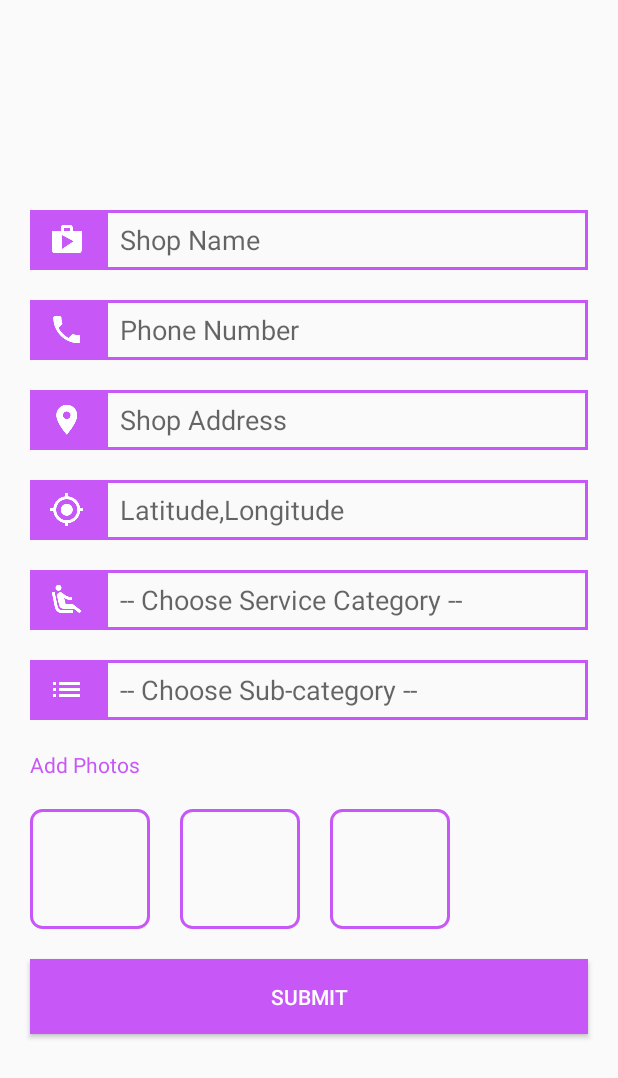
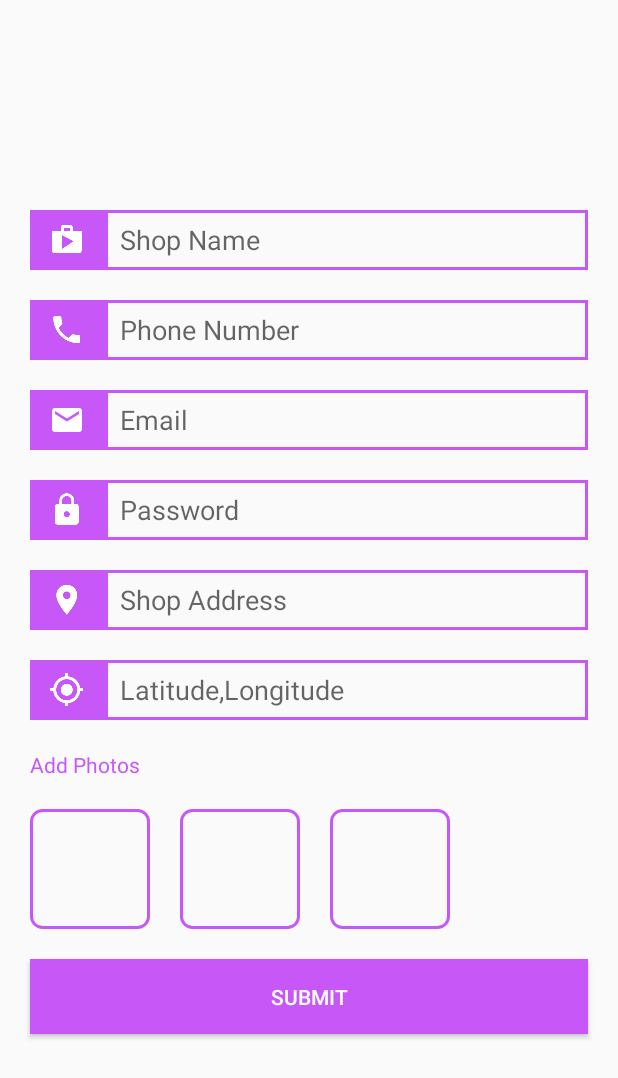
Before and after one commit to applicationsARworks2017/beautician, an Android app: the layout fragment_spsignup.xml on its own in the app's theme, with its tools: preview values and no code run, on a phone screen of 412 x 824 dp. Shown: the top 1078 px of the screen. Run offline under Robolectric (Android 15) with nearby library versions, the phone set to English and light mode, and no system bars.

Commit message:
latest code updated

```diff
--- a/app/src/main/java/androidapp/com/sapplication/Activity/Categories.java
+++ b/app/src/main/java/androidapp/com/sapplication/Activity/Categories.java
@@ -118,11 +118,11 @@ public class Categories extends AppCompatActivity {
                         }
                     }
                     if (sb.length() <= 0) {
-                        SPSignup.et_category.setText("");
+                        //SPSignup.et_category.setText("");
                         Categories.this.finish();
                     } else {
-                        SPSignup.et_category.setText(sb.toString().trim().substring(0, sb.length() - 1));
-                        SPSignup.selected_category_id=sb_id.toString().trim().substring(0,sb_id.length()-1);
+                        //SPSignup.et_category.setText(sb.toString().trim().substring(0, sb.length() - 1));
+                        //SPSignup.selected_category_id=sb_id.toString().trim().substring(0,sb_id.length()-1);
                         Categories.this.finish();
                     }
 
--- a/app/src/main/java/androidapp/com/sapplication/Utils/Constants.java
+++ b/app/src/main/java/androidapp/com/sapplication/Utils/Constants.java
@@ -21,6 +21,10 @@ import androidapp.com.sapplication.SplashScreen;
 public class Constants {
     public static String ONLINEURL="http://applicationworld.net/beautician/";
     public static String CATEGORYLIST="categories/index.json";
+    public static String USER_REGISTRATION="users/add.json";
+    public static String SHOP_REGISTRATION="shops/add.json";
+    public static String LOGIN_USER="users/loginCheck.json";
+    public static String LOGIN_SHOP="shops/loginCheck.json";
 
     public static void noInternetDialouge(Context _context,String Message){
         AlertDialog.Builder builder = new AlertDialog.Builder(_context);
--- a/app/src/main/res/layout/fragment_spsignup.xml
+++ b/app/src/main/res/layout/fragment_spsignup.xml
@@ -5,7 +5,7 @@
     tools:context="androidapp.com.sapplication.Tabs.SPSignup">
     <RelativeLayout
         android:layout_width="match_parent"
-        android:id="@+id/category_rel"
+        android:id="@+id/sp_signup"
         android:layout_height="match_parent">
 
         <ProgressBar
@@ -49,6 +49,7 @@
                     android:maxLength="40"
                     android:singleLine="true"
                     android:hint="Shop Name"
+                    android:id="@+id/et_shop_name"
                     android:paddingLeft="10dp"
                     android:background="@drawable/customedittext"/>
             </LinearLayout>
@@ -78,6 +79,68 @@
                     android:singleLine="true"
                     android:hint="Phone Number"
                     android:paddingLeft="10dp"
+                    android:id="@+id/et_sp_phone"
+                    android:background="@drawable/customedittext"/>
+            </LinearLayout>
+            <LinearLayout
+                android:layout_width="match_parent"
+                android:layout_height="40dp"
+                android:layout_marginTop="20dp"
+                android:layout_marginLeft="20dp"
+                android:layout_marginRight="20dp"
+                android:orientation="horizontal">
+                <LinearLayout
+                    android:layout_width="50dp"
+                    android:layout_height="match_parent"
+                    android:gravity="center"
+                    android:background="@color/colorPrimary">
+                    <ImageView
+                        android:layout_width="wrap_content"
+                        android:layout_height="wrap_content"
+                        android:background="@mipmap/ic_email_black_24dp"
+                        android:backgroundTint="@color/white"
+                        />
+                </LinearLayout>
+
+                <EditText
+                    android:layout_width="match_parent"
+                    android:layout_height="match_parent"
+                    android:maxLength="40"
+                    android:singleLine="true"
+                    android:hint="Email"
+                    android:paddingLeft="10dp"
+                    android:id="@+id/et_sp_email"
+                    android:background="@drawable/customedittext"/>
+            </LinearLayout>
+            <LinearLayout
+                android:layout_width="match_parent"
+                android:layout_height="40dp"
+                android:layout_marginTop="20dp"
+                android:layout_marginLeft="20dp"
+                android:layout_marginRight="20dp"
+                android:orientation="horizontal">
+                <LinearLayout
+                    android:layout_width="50dp"
+                    android:layout_height="match_parent"
+                    android:gravity="center"
+                    android:background="@color/colorPrimary">
+                    <ImageView
+                        android:layout_width="wrap_content"
+                        android:layout_height="wrap_content"
+                        android:background="@mipmap/ic_lock_black_24dp"
+                        android:backgroundTint="@color/white"
+                        />
+                </LinearLayout>
+
+                <EditText
+                    android:layout_width="match_parent"
+                    android:layout_height="match_parent"
+                    android:maxLength="40"
+                    android:inputType="textPassword"
+                    android:singleLine="true"
+                    android:hint="Password"
+                    android:id="@+id/et_sp_password"
+                    android:paddingLeft="10dp"
                     android:background="@drawable/customedittext"/>
             </LinearLayout>
             <LinearLayout
@@ -99,12 +162,14 @@
                         android:backgroundTint="@color/white"
                         />
                 </LinearLayout>
+
                 <EditText
                     android:layout_width="match_parent"
                     android:layout_height="match_parent"
                     android:maxLength="40"
                     android:singleLine="true"
                     android:hint="Shop Address"
+                    android:id="@+id/et_sp_address"
                     android:paddingLeft="10dp"
                     android:background="@drawable/customedittext"/>
             </LinearLayout>
@@ -132,7 +197,7 @@
                     android:layout_height="match_parent"
                     android:maxLength="40"
                     android:singleLine="true"
-                    android:id="@+id/et_latlong"
+                    android:id="@+id/et_sp_latlong"
                     android:hint="Latitude,Longitude"
                     android:paddingLeft="10dp"
                     android:background="@drawable/customedittext"/>
@@ -141,6 +206,7 @@
                 android:layout_width="match_parent"
                 android:layout_height="40dp"
                 android:layout_marginTop="20dp"
+                android:visibility="gone"
                 android:layout_marginLeft="20dp"
                 android:layout_marginRight="20dp"
                 android:orientation="horizontal">
@@ -171,6 +237,7 @@
                 android:layout_width="match_parent"
                 android:layout_height="40dp"
                 android:layout_marginTop="20dp"
+                android:visibility="gone"
                 android:layout_marginLeft="20dp"
                 android:layout_marginRight="20dp"
                 android:orientation="horizontal">
@@ -240,6 +307,7 @@
                 android:layout_margin="20dp"
                 android:background="@color/colorPrimary"
                 android:text="submit"
+                android:id="@+id/bt_sp_submit"
                 android:textColor="@color/white"/>
 
         </LinearLayout>
```
Also changed, not shown: app/src/main/java/androidapp/com/sapplication/Tabs/CostumerSignup.java (+207 -28 lines), app/src/main/java/androidapp/com/sapplication/Tabs/SPSignup.java (+172 -8 lines), app/src/main/java/androidapp/com/sapplication/Utils/MultipartUtility.java (added, +209 -0 lines), app/src/main/res/layout/fragment_costumer_signup.xml (+36 -0 lines), app/src/main/res/mipmap-hdpi/ic_email_black_24dp.png (added), app/src/main/res/mipmap-hdpi/ic_insert_drive_file_white_24dp.png (added), app/src/main/res/mipmap-mdpi/ic_email_black_24dp.png (added), app/src/main/res/mipmap-mdpi/ic_insert_drive_file_white_24dp.png (added), app/src/main/res/mipmap-xhdpi/ic_email_black_24dp.png (added), app/src/main/res/mipmap-xhdpi/ic_insert_drive_file_white_24dp.png (added), app/src/main/res/mipmap-xxhdpi/ic_email_black_24dp.png (added), app/src/main/res/mipmap-xxhdpi/ic_insert_drive_file_white_24dp.png (added), app/src/main/res/mipmap-xxxhdpi/ic_email_black_24dp.png (added), app/src/main/res/mipmap-xxxhdpi/ic_insert_drive_file_white_24dp.png (added), 29 other files.
